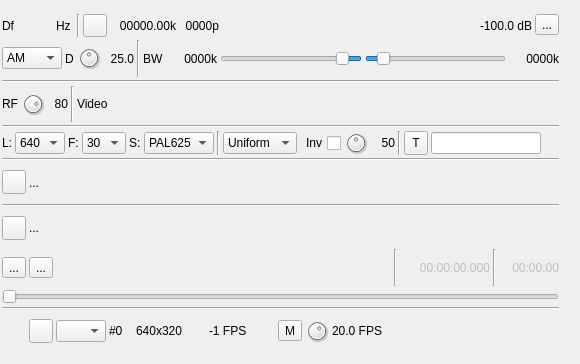
The window that plugins/channeltx/modatv/atvmodgui.ui (f4exb/sdrangel) describes before a commit, drawn with Qt 5.
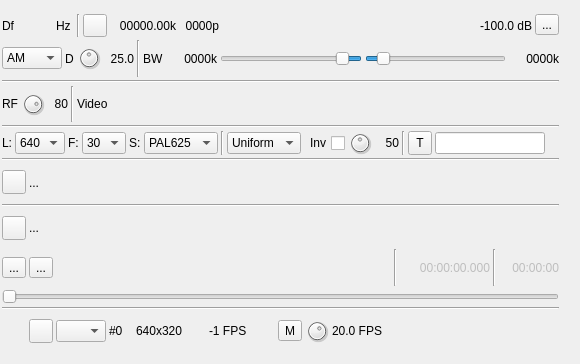
The same window after the commit. Icons and pictures are not drawn. Custom widgets are drawn as their Qt base class.

```diff
--- a/plugins/channeltx/modatv/atvmodgui.ui
+++ b/plugins/channeltx/modatv/atvmodgui.ui
@@ -680,12 +680,6 @@
       </item>
       <item>
        <widget class="QComboBox" name="standard">
-        <property name="maximumSize">
-         <size>
-          <width>70</width>
-          <height>16777215</height>
-         </size>
-        </property>
         <property name="toolTip">
          <string>TV standard scheme</string>
         </property>
```
Left out of the diff: 15 changed lines with no effect on the pictures.
